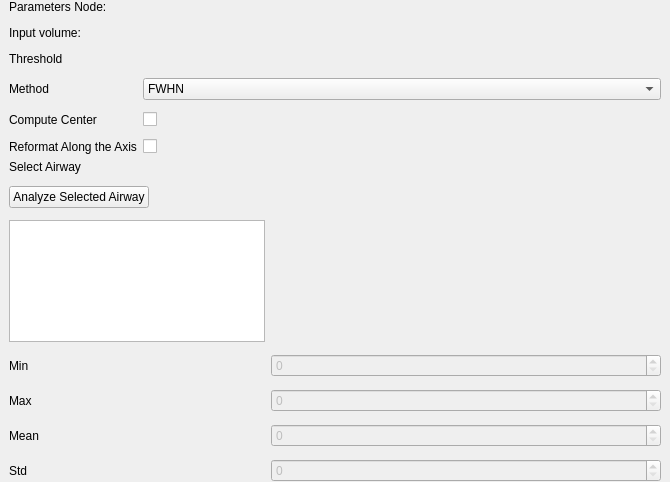
Qt form Loadable/AirwayInspector/Resources/UI/qSlicerAirwayInspectorModuleWidget.ui (acil-bwh/SlicerCIP) before a commit.
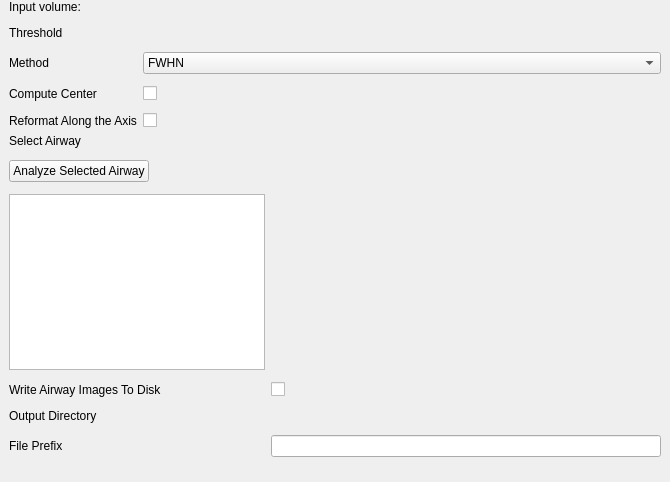
The same form after that commit. Custom widgets are drawn as their Qt base class.

Commit message: ENH: changes to UI and MRML

Diff of the .ui file:
```diff
--- a/Loadable/AirwayInspector/Resources/UI/qSlicerAirwayInspectorModuleWidget.ui
+++ b/Loadable/AirwayInspector/Resources/UI/qSlicerAirwayInspectorModuleWidget.ui
@@ -42,44 +42,13 @@
        <number>0</number>
       </property>
       <item row="0" column="0">
-       <widget class="QLabel" name="ParameterNodeLabel">
-        <property name="text">
-         <string>Parameters Node:</string>
-        </property>
-       </widget>
-      </item>
-      <item row="0" column="1">
-       <widget class="qMRMLNodeComboBox" name="ParametersNodeComboBox" native="true">
-        <property name="sizePolicy">
-         <sizepolicy hsizetype="Expanding" vsizetype="Preferred">
-          <horstretch>0</horstretch>
-          <verstretch>0</verstretch>
-         </sizepolicy>
-        </property>
-        <property name="nodeTypes" stdset="0">
-         <stringlist>
-          <string>vtkMRMLAirwayInspectorParametersNode</string>
-         </stringlist>
-        </property>
-        <property name="showHidden" stdset="0">
-         <bool>true</bool>
-        </property>
-        <property name="addEnabled" stdset="0">
-         <bool>true</bool>
-        </property>
-        <property name="renameEnabled" stdset="0">
-         <bool>true</bool>
-        </property>
-       </widget>
-      </item>
-      <item row="1" column="0">
        <widget class="QLabel" name="InputVolumeLabel">
         <property name="text">
          <string>Input volume:</string>
         </property>
        </widget>
       </item>
-      <item row="1" column="1">
+      <item row="0" column="1">
        <widget class="qMRMLNodeComboBox" name="InputVolumeComboBox" native="true">
         <property name="sizePolicy">
          <sizepolicy hsizetype="Expanding" vsizetype="Preferred">
@@ -103,14 +72,14 @@
         </property>
        </widget>
       </item>
-      <item row="2" column="0">
+      <item row="1" column="0">
        <widget class="QLabel" name="label_10">
         <property name="text">
          <string>Threshold</string>
         </property>
        </widget>
       </item>
-      <item row="2" column="1">
+      <item row="1" column="1">
        <widget class="ctkSliderWidget" name="ThresholdSpinBox" native="true">
         <property name="singleStep" stdset="0">
          <double>0.010000000000000</double>
@@ -123,14 +92,14 @@
         </property>
        </widget>
       </item>
-      <item row="3" column="0">
+      <item row="2" column="0">
        <widget class="QLabel" name="label">
         <property name="text">
          <string>Method</string>
         </property>
        </widget>
       </item>
-      <item row="3" column="1">
+      <item row="2" column="1">
        <widget class="QComboBox" name="MethodComboBox">
         <item>
          <property name="text">
@@ -154,34 +123,34 @@
         </item>
        </widget>
       </item>
-      <item row="4" column="0">
+      <item row="3" column="0">
        <widget class="QLabel" name="label_3">
         <property name="text">
          <string>Compute Center</string>
         </property>
        </widget>
       </item>
-      <item row="5" column="0">
+      <item row="3" column="1">
+       <widget class="QCheckBox" name="ComputeCenterCheckBox">
+        <property name="text">
+         <string/>
+        </property>
+       </widget>
+      </item>
+      <item row="4" column="0">
        <widget class="QLabel" name="label_2">
         <property name="text">
          <string>Reformat Along the Axis</string>
         </property>
        </widget>
       </item>
-      <item row="5" column="1">
+      <item row="4" column="1">
        <widget class="QCheckBox" name="ReformatCheckBox">
         <property name="text">
          <string/>
         </property>
        </widget>
       </item>
-      <item row="4" column="1">
-       <widget class="QCheckBox" name="ComputeCenterCheckBox">
-        <property name="text">
-         <string/>
-        </property>
-       </widget>
-      </item>
      </layout>
     </widget>
    </item>
@@ -243,62 +212,6 @@
         </property>
        </widget>
       </item>
-      <item row="3" column="0">
-       <widget class="QLabel" name="MinLabel">
-        <property name="text">
-         <string>Min</string>
-        </property>
-       </widget>
-      </item>
-      <item row="3" column="1">
-       <widget class="QSpinBox" name="MinSpinBox">
-        <property name="enabled">
-         <bool>false</bool>
-        </property>
-       </widget>
-      </item>
-      <item row="4" column="0">
-       <widget class="QLabel" name="MaxLabel">
-        <property name="text">
-         <string>Max</string>
-        </property>
-       </widget>
-      </item>
-      <item row="4" column="1">
-       <widget class="QSpinBox" name="MaxSpinBox">
-        <property name="enabled">
-         <bool>false</bool>
-        </property>
-       </widget>
-      </item>
-      <item row="5" column="0">
-       <widget class="QLabel" name="MeanLabel">
-        <property name="text">
-         <string>Mean</string>
-        </property>
-       </widget>
-      </item>
-      <item row="5" column="1">
-       <widget class="QSpinBox" name="MeanSpinBox">
-        <property name="enabled">
-         <bool>false</bool>
-        </property>
-       </widget>
-      </item>
-      <item row="6" column="0">
-       <widget class="QLabel" name="StdLabel">
-        <property name="text">
-         <string>Std</string>
-        </property>
-       </widget>
-      </item>
-      <item row="6" column="1">
-       <widget class="QSpinBox" name="StdSpinBox">
-        <property name="enabled">
-         <bool>false</bool>
-        </property>
-       </widget>
-      </item>
       <item row="1" column="0">
        <widget class="QPushButton" name="AnalyzeButton">
         <property name="text">
@@ -309,6 +222,48 @@
       <item row="2" column="0">
        <widget class="QTableWidget" name="ReportTable"/>
       </item>
+
+      <item row="3" column="0">
+        <widget class="QLabel" name="WriteAirwaysLabel">
+          <property name="text">
+            <string>Write Airway Images To Disk</string>
+          </property>
+        </widget>
+      </item>
+      <item row="3" column="1">
+        <widget class="QCheckBox" name="WriteAirwaysCheckBox">
+          <property name="text">
+            <string/>
+          </property>
+        </widget>
+      </item>
+      <item row="4" column="0">
+        <widget class="QLabel" name="OutputDirectoryLabel">
+          <property name="text">
+            <string>Output Directory</string>
+          </property>
+        </widget>
+      </item>
+      <item row="4" column="1">
+        <widget class="ctkDirectoryButton" name="OutputDirectoryButton" native="true">
+          <property name="sizePolicy">
+            <sizepolicy hsizetype="Ignored" vsizetype="Fixed">
+              <horstretch>0</horstretch>
+              <verstretch>0</verstretch>
+            </sizepolicy>
+          </property>
+        </widget>
+      </item>
+      <item row="5" column="0">
+        <widget class="QLabel" name="FilePrefixLabel">
+          <property name="text">
+            <string>File Prefix</string>
+          </property>
+        </widget>
+      </item>
+      <item row="5" column="1">
+        <widget class="QLineEdit" name="FilePrefixLineEdit"/>
+      </item>
      </layout>
     </widget>
    </item>
@@ -351,6 +306,11 @@
    <extends>QWidget</extends>
    <header>ctksliderwidget.h</header>
   </customwidget>
+  <customwidget>
+   <class>ctkDirectoryButton</class>
+   <extends>QWidget</extends>
+   <header>ctkDirectoryButton.h</header>
+  </customwidget>
  </customwidgets>
  <resources>
   <include location="../../../../../Libs/MRML/Widgets/Resources/qMRMLWidgets.qrc"/>
```
Left out of the diff: 2 changed lines with no effect on the pictures. The commit also changes 5 other files.
